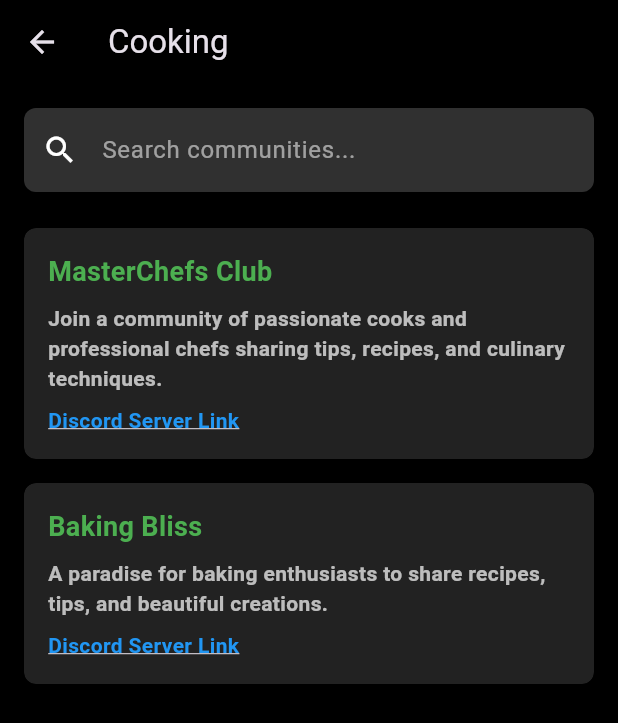
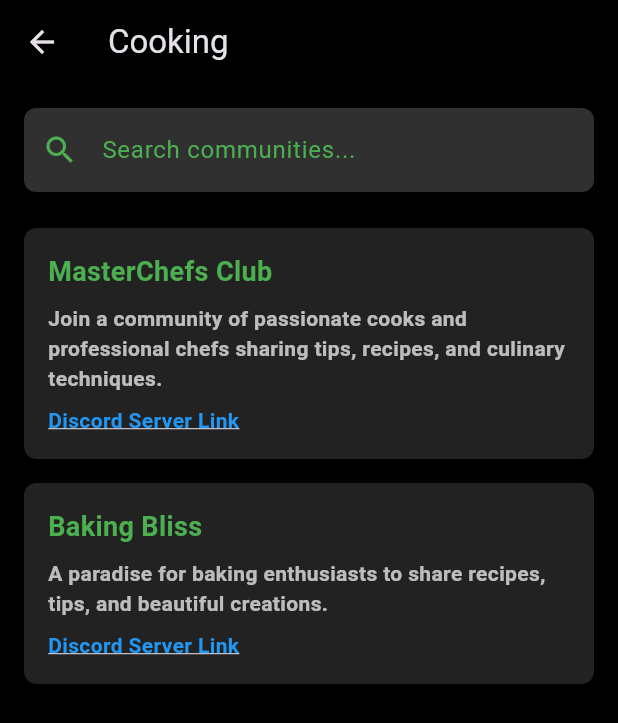
Before and after one commit to AminaIslam1912/learnloop, a Flutter app: the CookingScreen screen opened directly, on a phone screen of 412 x 824 dp. Shown: the top 723 px of the screen. Run offline on Flutter 3.47's test engine with Material 3 defaults, Android fonts, the phone set to English and light mode, and no system bars; our stand-ins replace cloud_firestore, firebase_auth, firebase_core, google_sign_in, image_picker, marquee and 3 more; missing offline and left inert: blinking_text, mailer; accounts and stored records are empty.

Commit message:
Update kekaferdousi.dart

```diff
--- a/learnloop/lib/homelander/community/kekaferdousi.dart
+++ b/learnloop/lib/homelander/community/kekaferdousi.dart
@@ -106,8 +106,8 @@ class _CookingScreenState extends State<CookingScreen> {
                       style: const TextStyle(color: Colors.white),
                       decoration: InputDecoration(
                         hintText: 'Search communities...',
-                        hintStyle: const TextStyle(color: Colors.white54),
-                        prefixIcon: const Icon(Icons.search, color: Colors.white),
+                        hintStyle: const TextStyle(color: Colors.green),
+                        prefixIcon: const Icon(Icons.search, color: Colors.green),
                         filled: true,
                         fillColor: Colors.grey[850],
                         border: OutlineInputBorder(
```
